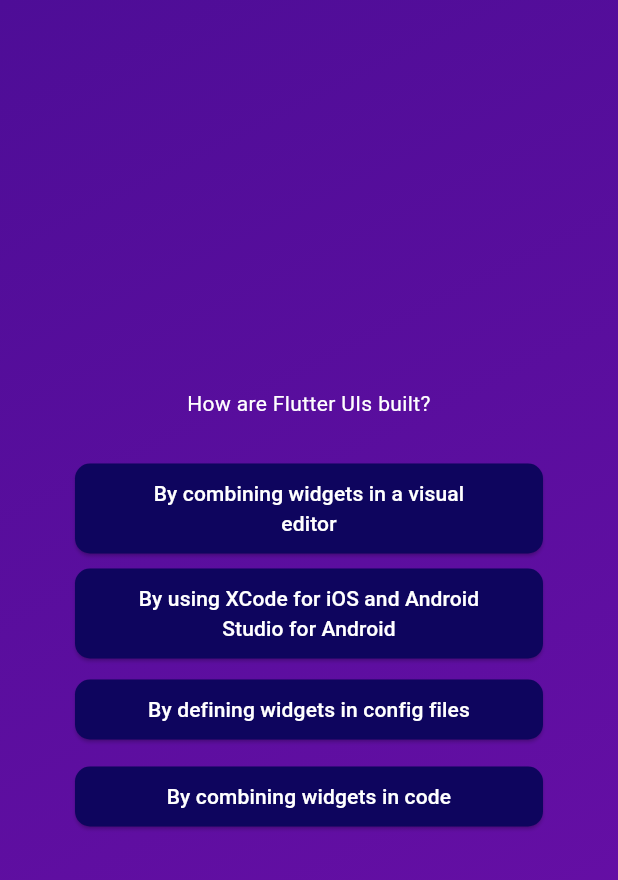
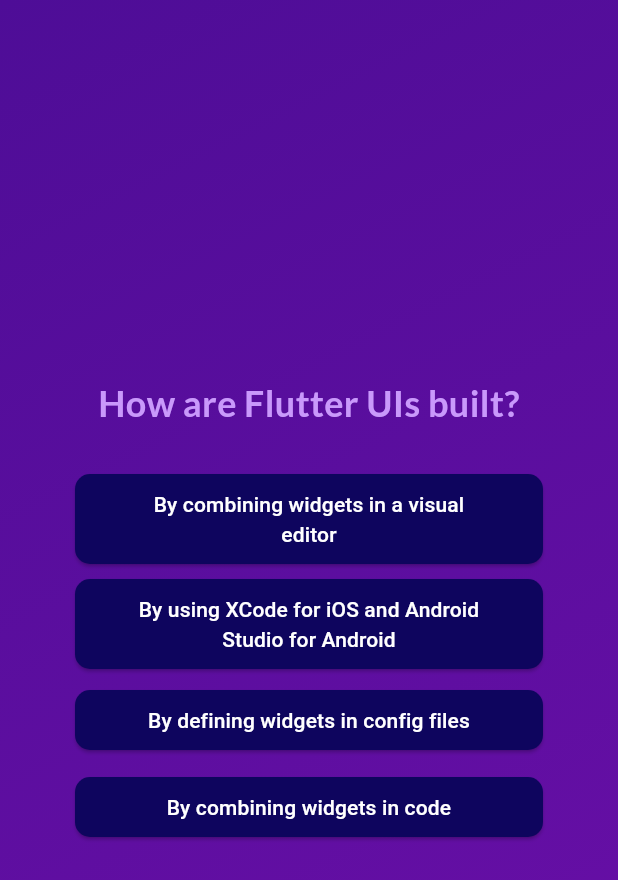
Before and after one commit to ShreyaBadgaiyan/quiz-app, a Flutter app: the screen it shows after launch, after a tap on "Start Quiz", after a tap on "Components", on a phone screen of 412 x 824 dp. Shown: the top 880 px of the screen. Run offline on Flutter 3.47's test engine with Material 3 defaults, Android fonts, the phone set to English and light mode, and no system bars; our stand-ins replace google_fonts.

```diff
--- a/lib/questions.dart
+++ b/lib/questions.dart
@@ -1,10 +1,14 @@
 import 'package:flutter/material.dart';
+import 'package:google_fonts/google_fonts.dart';
 import 'package:quiz_app/data/questions.dart';
 import 'package:quiz_app/models/quiz_questions.dart';
 import 'package:quiz_app/option_button.dart';
 
 class QuestionsScreen extends StatefulWidget{
-  const QuestionsScreen({super.key});
+
+  final void Function(String answer) onSelectAnswer;
+
+  const QuestionsScreen({super.key, required this.onSelectAnswer});
 
 
  @override
@@ -16,11 +20,14 @@ class QuestionsScreen extends StatefulWidget{
 class _QuestionScreenState extends State<QuestionsScreen>{
   var currentQuestionIndex=0;
 
-void answerQuestion(){
+void answerQuestion(String selectedAnswer){
  // currentQuestionIndex=currentQuestionIndex+1;
 //  currentQuestionIndex+=1;
+//helps to call the method
+  widget.onSelectAnswer(selectedAnswer);
+setState(() {
   currentQuestionIndex++;
-setState(() {
+
 
 });
 }
@@ -55,9 +62,15 @@ setState(() {
           crossAxisAlignment: CrossAxisAlignment.stretch,
           //stretch to be as wide as possible
           children: [
-             Text(currentQuestion.text,style: const TextStyle(
-              color: Colors.white
-            ),
+              Text(currentQuestion.text,style: GoogleFonts.lato(
+                color:   Color.fromARGB(255, 201, 153, 251),
+
+                fontSize: 24,
+                fontWeight: FontWeight.bold
+              ),
+          //  const TextStyle(
+            //   color: Colors.white,
+            // ),
              textAlign: TextAlign.center,),
             const SizedBox(height: 30,),
             //children only wants widget in children and not nested list
@@ -68,7 +81,11 @@ setState(() {
               //shuffle changes the original list while map does not change the original list
 
                 (answer){
-                  return OptionButton(answerText: answer, onTap: answerQuestion);
+                  return OptionButton(
+                      answerText: answer,
+                      onTap: (){
+                    answerQuestion(answer);
+                  });
                 }
             ),
             // OptionButton(answerText: currentQuestion.answers[0], onTap: (){}),
--- a/lib/quiz.dart
+++ b/lib/quiz.dart
@@ -1,7 +1,10 @@
 import 'package:flutter/cupertino.dart';
 import 'package:flutter/material.dart';
 import 'package:quiz_app/questions.dart';
+import 'package:quiz_app/results_screen.dart';
 import 'package:quiz_app/start_screen.dart';
+
+import 'data/questions.dart';
 
 class Quiz extends StatefulWidget{
   const Quiz({super.key});
@@ -15,7 +18,7 @@ class Quiz extends StatefulWidget{
 }
 
 class _QuizState extends State<Quiz>{
-
+  List<String> selectedAnswers=[];
  var activeScreen='start-screen';
   //widget type is used to use any type of widget
 
@@ -34,6 +37,15 @@ class _QuizState extends State<Quiz>{
       activeScreen='question-screen';
     });
   }
+
+  void chooseAnswer(String answer){
+    selectedAnswers.add(answer);
+    if(selectedAnswers.length==questions.length) {
+      setState(() {
+        activeScreen='results-screen';
+      });
+    }
+  }
   @override
   Widget build(BuildContext context) {
     // final screenWidget=activeScreen=='start-screen'
@@ -41,10 +53,15 @@ class _QuizState extends State<Quiz>{
     //     :const QuestionsScreen();
 
     Widget screenWidget=StartScreen(switchScreen);
+
     if(activeScreen=='question-screen') {
-      screenWidget= QuestionsScreen();
+      screenWidget= QuestionsScreen(onSelectAnswer: chooseAnswer ,);
     }
     //curly braces not required
+
+    if(activeScreen=='results-screen') {
+      screenWidget= ResultsScreen(chosenAnswers: selectedAnswers,);
+    }
 
 
     return    MaterialApp(
--- a/pubspec.yaml
+++ b/pubspec.yaml
@@ -35,6 +35,8 @@ dependencies:
   # The following adds the Cupertino Icons font to your application.
   # Use with the CupertinoIcons class for iOS style icons.
   cupertino_icons: ^1.0.6
+  google_fonts:
+    #use this package to add google fonts to the text in styling
 
 dev_dependencies:
   flutter_test:
```
Also changed, not shown: lib/results_screen.dart (added, +58 -0 lines), pubspec.lock, 1 other file.
